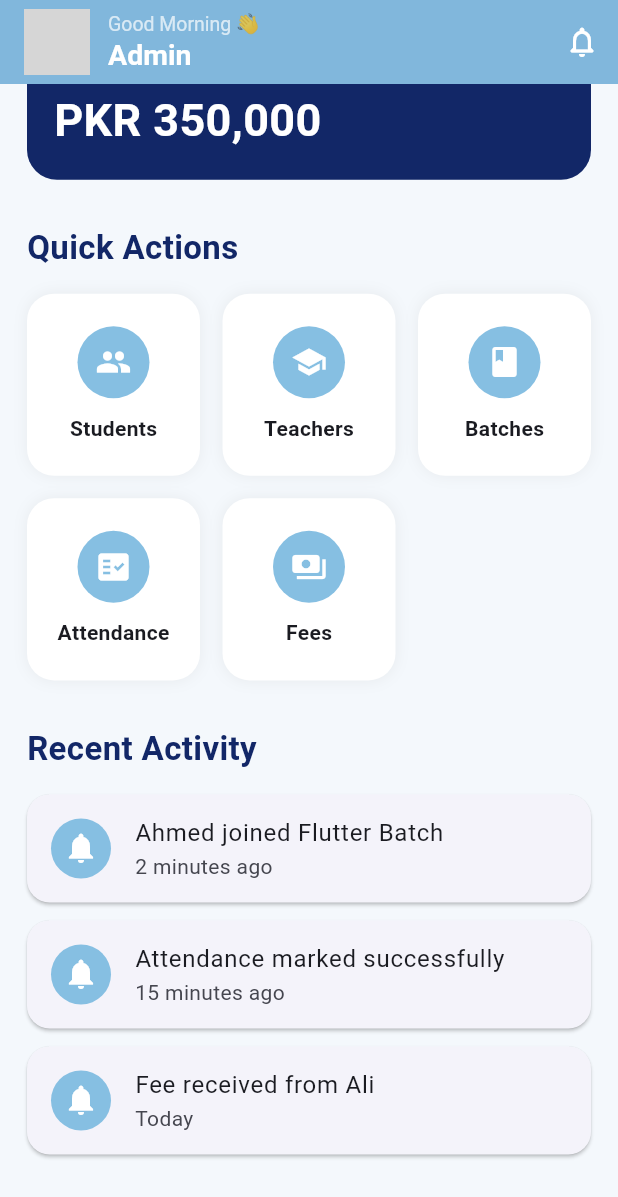
After one commit to Amansarfraz/coaching_center_manager, a Flutter app: the DashboardScreen screen opened by its route, scrolled down 488 dp, after a tap on the "notifications none" icon, on a phone screen of 412 x 824 dp. The commit adds this screen. Shown: the top 1197 px of the screen. Run offline on Flutter 3.47's test engine with Material 3 defaults, Android fonts, the phone set to English and light mode, and no system bars; grey boxes are pictures that could not be loaded.

Commit message:
first commit

```diff
--- a/coaching_center_manager/lib/main.dart
+++ b/coaching_center_manager/lib/main.dart
@@ -15,6 +15,7 @@ import 'providers/fee_provider.dart';
 import 'screens/splash_screen.dart';
 import 'screens/get_started_screen.dart';
 import 'screens/login_screen.dart';
+import 'screens/dashboard_screen.dart';
 
 void main() {
   WidgetsFlutterBinding.ensureInitialized();
@@ -60,6 +61,7 @@ class CoachingCenterApp extends StatelessWidget {
           '/': (context) => const SplashScreen(),
           '/get_started_screen': (context) => const GetStartedScreen(),
           '/login_screen': (context) => const LoginScreen(),
+          '/dashboard_screen': (context) => const DashboardScreen(),
         },
       ),
     );
--- /dev/null
+++ b/coaching_center_manager/lib/screens/dashboard_screen.dart
@@ -0,0 +1,339 @@
+import 'package:flutter/material.dart';
+
+class DashboardScreen extends StatelessWidget {
+  const DashboardScreen({super.key});
+
+  @override
+  Widget build(BuildContext context) {
+    return Scaffold(
+      backgroundColor: const Color(0xffF4F8FC),
+
+      appBar: AppBar(
+        backgroundColor: const Color(0xFF86BFE2),
+        elevation: 0,
+        automaticallyImplyLeading: false,
+        title: const Row(
+          children: [
+            CircleAvatar(
+              radius: 22,
+              backgroundImage: AssetImage("assets/images/profile.png"),
+            ),
+            SizedBox(width: 12),
+            Column(
+              crossAxisAlignment: CrossAxisAlignment.start,
+              children: [
+                Text(
+                  "Good Morning 👋",
+                  style: TextStyle(fontSize: 13, color: Colors.white70),
+                ),
+                Text(
+                  "Admin",
+                  style: TextStyle(
+                    fontSize: 19,
+                    fontWeight: FontWeight.bold,
+                    color: Colors.white,
+                  ),
+                ),
+              ],
+            ),
+          ],
+        ),
+        actions: [
+          IconButton(
+            onPressed: () {},
+            icon: const Icon(Icons.notifications_none_rounded),
+          ),
+        ],
+      ),
+
+      body: SingleChildScrollView(
+        padding: const EdgeInsets.all(18),
+        child: Column(
+          crossAxisAlignment: CrossAxisAlignment.start,
+          children: [
+            const Text(
+              "Dashboard",
+              style: TextStyle(
+                fontSize: 28,
+                fontWeight: FontWeight.bold,
+                color: Color(0xff122767),
+              ),
+            ),
+
+            const SizedBox(height: 5),
+
+            const Text(
+              "Welcome to Coaching Center Manager",
+              style: TextStyle(color: Colors.grey, fontSize: 15),
+            ),
+
+            const SizedBox(height: 25),
+
+            //---------------------------------------
+            // Summary Cards
+            //---------------------------------------
+            GridView.count(
+              shrinkWrap: true,
+              physics: const NeverScrollableScrollPhysics(),
+              crossAxisCount: 2,
+              crossAxisSpacing: 15,
+              mainAxisSpacing: 15,
+              childAspectRatio: 1.25,
+              children: const [
+                DashboardCard(
+                  title: "Students",
+                  value: "250",
+                  icon: Icons.people,
+                  color: Color(0xff4A90E2),
+                ),
+
+                DashboardCard(
+                  title: "Teachers",
+                  value: "18",
+                  icon: Icons.school,
+                  color: Color(0xff56CC9D),
+                ),
+
+                DashboardCard(
+                  title: "Batches",
+                  value: "12",
+                  icon: Icons.class_,
+                  color: Color(0xffF2994A),
+                ),
+
+                DashboardCard(
+                  title: "Attendance",
+                  value: "95%",
+                  icon: Icons.fact_check,
+                  color: Color(0xff9B51E0),
+                ),
+              ],
+            ),
+
+            const SizedBox(height: 30),
+
+            //---------------------------------------
+            // Monthly Fee Card
+            //---------------------------------------
+            Container(
+              width: double.infinity,
+              padding: const EdgeInsets.all(18),
+              decoration: BoxDecoration(
+                color: const Color(0xff122767),
+                borderRadius: BorderRadius.circular(20),
+              ),
+              child: const Column(
+                crossAxisAlignment: CrossAxisAlignment.start,
+                children: [
+                  Text(
+                    "Monthly Fee Collection",
+                    style: TextStyle(color: Colors.white70),
+                  ),
+
+                  SizedBox(height: 10),
+
+                  Text(
+                    "PKR 350,000",
+                    style: TextStyle(
+                      color: Colors.white,
+                      fontSize: 30,
+                      fontWeight: FontWeight.bold,
+                    ),
+                  ),
+                ],
+              ),
+            ),
+
+            const SizedBox(height: 30),
+
+            //---------------------------------------
+            // Quick Actions
+            //---------------------------------------
+            const Text(
+              "Quick Actions",
+              style: TextStyle(
+                fontSize: 22,
+                fontWeight: FontWeight.bold,
+                color: Color(0xff122767),
+              ),
+            ),
+
+            const SizedBox(height: 15),
+
+            GridView.count(
+              shrinkWrap: true,
+              physics: const NeverScrollableScrollPhysics(),
+              crossAxisCount: 3,
+              crossAxisSpacing: 15,
+              mainAxisSpacing: 15,
+              childAspectRatio: .95,
+              children: const [
+                QuickActionCard(title: "Students", icon: Icons.people),
+
+                QuickActionCard(title: "Teachers", icon: Icons.school),
+
+                QuickActionCard(title: "Batches", icon: Icons.class_),
+
+                QuickActionCard(title: "Attendance", icon: Icons.fact_check),
+
+                QuickActionCard(title: "Fees", icon: Icons.payments),
+              ],
+            ),
+
+            const SizedBox(height: 30),
+
+            //---------------------------------------
+            // Recent Activity
+            //---------------------------------------
+            const Text(
+              "Recent Activity",
+              style: TextStyle(
+                fontSize: 22,
+                fontWeight: FontWeight.bold,
+                color: Color(0xff122767),
+              ),
+            ),
+
+            const SizedBox(height: 15),
+
+            const ActivityTile(
+              title: "Ahmed joined Flutter Batch",
+              subtitle: "2 minutes ago",
+            ),
+
+            ActivityTile(
+              title: "Attendance marked successfully",
+              subtitle: "15 minutes ago",
+            ),
+
+            ActivityTile(title: "Fee received from Ali", subtitle: "Today"),
+
+            const SizedBox(height: 25),
+          ],
+        ),
+      ),
+    );
+  }
+}
+
+class DashboardCard extends StatelessWidget {
+  final String title;
+  final String value;
+  final IconData icon;
+  final Color color;
+
+  const DashboardCard({
+    super.key,
+    required this.title,
+    required this.value,
+    required this.icon,
+    required this.color,
+  });
+
+  @override
+  Widget build(BuildContext context) {
+    return Container(
+      padding: const EdgeInsets.all(18),
+
+      decoration: BoxDecoration(
+        color: Colors.white,
+        borderRadius: BorderRadius.circular(20),
+
+        boxShadow: [
+          BoxShadow(
+            color: Colors.grey.withOpacity(.15),
+            blurRadius: 10,
+            offset: const Offset(0, 4),
+          ),
+        ],
+      ),
+
+      child: Column(
+        mainAxisAlignment: MainAxisAlignment.spaceEvenly,
+        children: [
+          CircleAvatar(
+            radius: 25,
+            backgroundColor: color.withOpacity(.15),
+            child: Icon(icon, color: color, size: 28),
+          ),
+
+          Text(
+            value,
+            style: const TextStyle(fontSize: 24, fontWeight: FontWeight.bold),
+          ),
+
+          Text(title, style: const TextStyle(color: Colors.grey)),
+        ],
+      ),
+    );
+  }
+}
+
+class QuickActionCard extends StatelessWidget {
+  final String title;
+  final IconData icon;
+
+  const QuickActionCard({super.key, required this.title, required this.icon});
+
+  @override
+  Widget build(BuildContext context) {
+    return InkWell(
+      onTap: () {},
+
+      child: Container(
+        decoration: BoxDecoration(
+          color: Colors.white,
+          borderRadius: BorderRadius.circular(18),
+
+          boxShadow: [
+            BoxShadow(color: Colors.grey.withOpacity(.15), blurRadius: 8),
+          ],
+        ),
+
+        child: Column(
+          mainAxisAlignment: MainAxisAlignment.center,
+
+          children: [
+            CircleAvatar(
+              radius: 24,
+              backgroundColor: const Color(0xff86BFE2),
+
+              child: Icon(icon, color: Colors.white),
+            ),
+
+            const SizedBox(height: 10),
+
+            Text(title, style: const TextStyle(fontWeight: FontWeight.w600)),
+          ],
+        ),
+      ),
+    );
+  }
+}
+
+class ActivityTile extends StatelessWidget {
+  final String title;
+  final String subtitle;
+
+  const ActivityTile({super.key, required this.title, required this.subtitle});
+
+  @override
+  Widget build(BuildContext context) {
+    return Card(
+      margin: const EdgeInsets.only(bottom: 12),
+
+      shape: RoundedRectangleBorder(borderRadius: BorderRadius.circular(15)),
+
+      child: ListTile(
+        leading: const CircleAvatar(
+          backgroundColor: Color(0xff86BFE2),
+          child: Icon(Icons.notifications, color: Colors.white),
+        ),
+
+        title: Text(title),
+
+        subtitle: Text(subtitle),
+      ),
+    );
+  }
+}
--- a/coaching_center_manager/lib/screens/login_screen.dart
+++ b/coaching_center_manager/lib/screens/login_screen.dart
@@ -1,6 +1,6 @@
 import 'package:flutter/material.dart';
 
-//import 'dashboard_screen.dart'; // Dashboard screen import
+import 'dashboard_screen.dart'; // Dashboard screen import
 
 class LoginScreen extends StatefulWidget {
   const LoginScreen({super.key});
@@ -36,10 +36,10 @@ class _LoginScreenState extends State<LoginScreen> {
     }
 
     // Backend API yahan call hogi
-    // Navigator.pushReplacement(
-    //   context,
-    //   MaterialPageRoute(builder: (context) => const DashboardScreen()),
-    // );
+    Navigator.pushReplacement(
+      context,
+      MaterialPageRoute(builder: (context) => const DashboardScreen()),
+    );
   }
 
   @override
```
